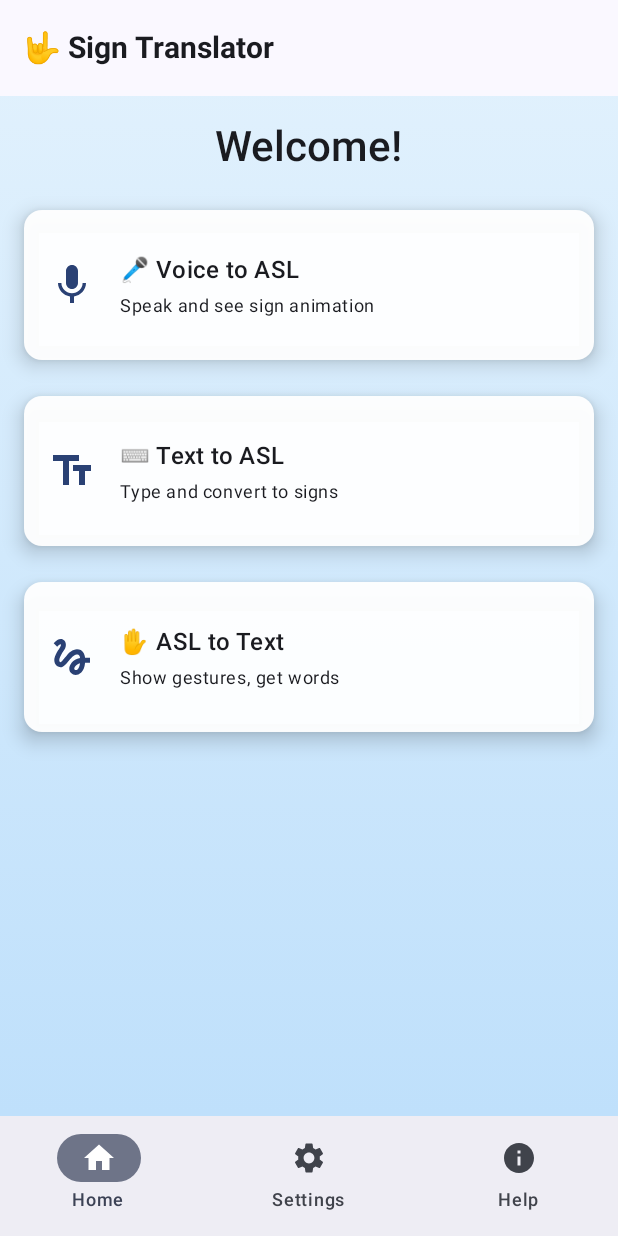
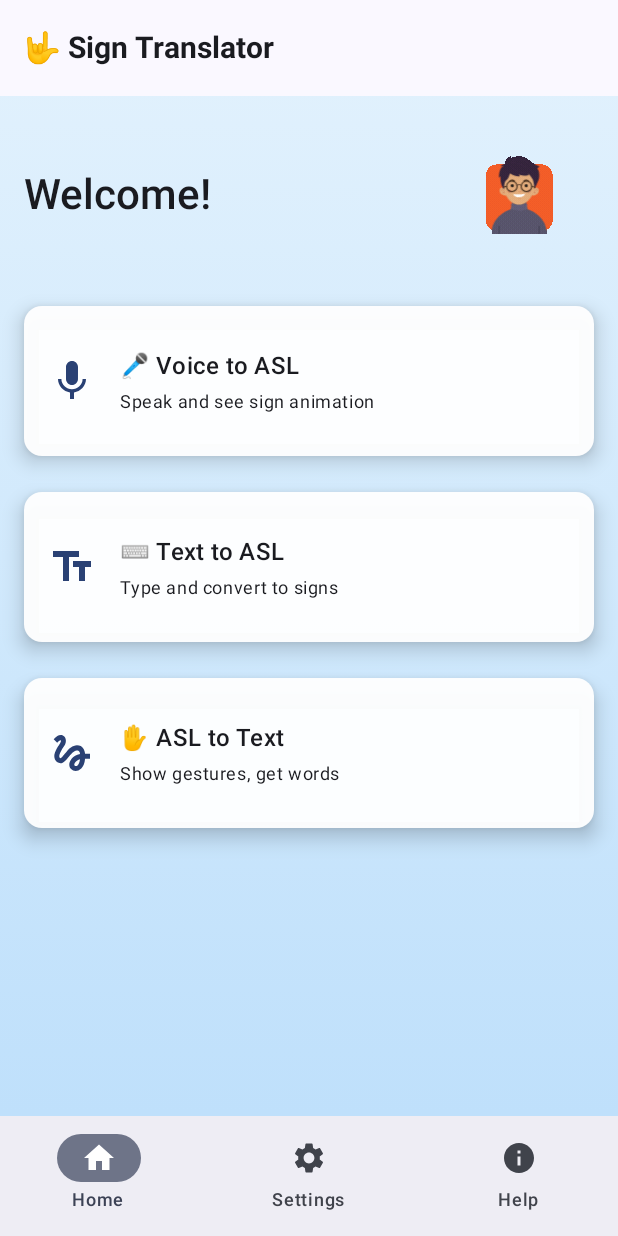
Before and after one commit to kartik417/RealtimeApps, an Android app built with Jetpack Compose: the ModernHomeScreen screen opened through its navigation route, on a phone screen of 412 x 824 dp. Run offline under Robolectric (Android 15) with nearby library versions, the phone set to English and light mode, and no system bars; libraries missing offline, so code that uses them is left out: coil.decode; pictures from the network do not load; 1 statement that could not run was skipped.

Commit message:
added sign up, login composable with backend integration also enhanced the home screen ui of app

```diff
--- a/app/build.gradle.kts
+++ b/app/build.gradle.kts
@@ -71,7 +71,9 @@ dependencies {
     implementation ("com.google.accompanist:accompanist-permissions:0.35.0-alpha")
     implementation("androidx.navigation:navigation-compose:2.7.7")
     implementation("androidx.compose.material:material-icons-extended:1.6.1")
-
+// Retrofit
+    implementation ("com.squareup.retrofit2:retrofit:2.9.0")
+    implementation ("com.squareup.retrofit2:converter-gson:2.9.0")
 
 
 
--- a/app/src/main/AndroidManifest.xml
+++ b/app/src/main/AndroidManifest.xml
@@ -16,6 +16,7 @@
         android:label="@string/app_name"
         android:roundIcon="@mipmap/ic_launcher_round"
         android:supportsRtl="true"
+        android:usesCleartextTraffic="true"
         android:theme="@style/Theme.SignLanguageTranslationActivity"
         tools:targetApi="31">
         <activity
--- a/app/src/main/java/com/example/signlanguagetranslationactivity/AppNavGraph.kt
+++ b/app/src/main/java/com/example/signlanguagetranslationactivity/AppNavGraph.kt
@@ -13,31 +13,39 @@ import androidx.navigation.compose.composable
 import androidx.navigation.compose.rememberNavController
 
 @Composable
-fun AppNavGraph(startDestination: String = "home") {
+fun AppNavGraph(startDestination: String = Screen.Login.route) {
     val navController = rememberNavController()
 
     NavHost(navController = navController, startDestination = startDestination) {
-        composable("home") {
+
+        composable(Screen.Login.route) {
+            LoginScreen(
+                onLoginSuccess = { navController.navigate(Screen.Home.route) },
+                onNavigateToSignup = { navController.navigate(Screen.Signup.route) }
+            )
+        }
+
+        composable(Screen.Signup.route) {
+            SignupScreen(
+                onSignupSuccess = { navController.navigate(Screen.Home.route) },
+                onNavigateToLogin = {
+                    navController.popBackStack(Screen.Login.route, inclusive = false)
+                }
+            )
+        }
+
+        composable(Screen.Home.route) {
             ModernHomeScreen(onNavigate = { route -> navController.navigate(route) })
         }
-        composable("voice_to_asl") {
-            VoiceToGifScreen()  // You already have this screen
-        }
-        composable("text_to_asl") {
-            TextToASLScreen()
-        }
-        composable("sign_to_text") {
-          CameraPermissionAndASLScreen()
-        }
 
-        composable("settings") {
-            PlaceholderScreen("Settings")
-        }
-        composable("help") {
-            PlaceholderScreen("Help")
-        }
+        composable(Screen.VoiceToASL.route) { VoiceToGifScreen() }
+        composable(Screen.TextToASL.route) { TextToASLScreen() }
+        composable(Screen.SignToText.route) { CameraPermissionAndASLScreen() }
+        composable(Screen.Settings.route) { PlaceholderScreen("Settings") }
+        composable(Screen.Help.route) { PlaceholderScreen("Help") }
     }
 }
+
 
 @Composable
 fun PlaceholderScreen(title: String) {
@@ -45,3 +53,14 @@ fun PlaceholderScreen(title: String) {
         Text("Coming Soon: $title", style = MaterialTheme.typography.headlineSmall)
     }
 }
+
+sealed class Screen(val route: String) {
+    object Login : Screen("login")
+    object Signup : Screen("signup")
+    object Home : Screen("home")
+    object VoiceToASL : Screen("voice_to_asl")
+    object TextToASL : Screen("text_to_asl")
+    object SignToText : Screen("sign_to_text")
+    object Settings : Screen("settings")
+    object Help : Screen("help")
+}
--- a/app/src/main/java/com/example/signlanguagetranslationactivity/HomeScreen.kt
+++ b/app/src/main/java/com/example/signlanguagetranslationactivity/HomeScreen.kt
@@ -29,6 +29,7 @@ fun ModernHomeScreen(onNavigate: (String) -> Unit = {}) {
                         fontWeight = FontWeight.Bold,
                         fontSize = 20.sp
                     )
+
                 }
             )
         },
@@ -75,16 +76,29 @@ fun ModernHomeScreen(onNavigate: (String) -> Unit = {}) {
                 .padding(padding)
                 .padding(16.dp)
         ) {
+
             Column(
                 modifier = Modifier.fillMaxSize(),
                 verticalArrangement = Arrangement.spacedBy(24.dp),
                 horizontalAlignment = Alignment.CenterHorizontally
             ) {
-                Text(
-                    text = "Welcome!",
-                    style = MaterialTheme.typography.headlineMedium,
-                    fontWeight = FontWeight.SemiBold
-                )
+                Row(
+                    verticalAlignment = Alignment.CenterVertically,
+                    horizontalArrangement = Arrangement.SpaceBetween,
+                    modifier = Modifier.fillMaxWidth()
+                ) {
+                    Text(
+                        text = "Welcome!",
+                        style = MaterialTheme.typography.headlineMedium,
+                        fontWeight = FontWeight.SemiBold
+                    )
+
+                    GifImage(
+                        rawResId = R.drawable.animation,
+                        modifier = Modifier.size(100.dp)
+                    )
+                }
+
 
                 FeatureCardModern("🎤 Voice to ASL", "Speak and see sign animation", Icons.Default.Mic) {
                     onNavigate("voice_to_asl")
@@ -129,11 +143,3 @@ fun FeatureCardModern(title: String, subtitle: String, icon: androidx.compose.ui
         }
     }
 }
-
-@Preview(showBackground = true)
-@Composable
-fun ModernHomeScreenPreview() {
-    MaterialTheme {
-        ModernHomeScreen()
-    }
-}
--- /dev/null
+++ b/app/src/main/java/com/example/signlanguagetranslationactivity/LoginScreen.kt
@@ -0,0 +1,51 @@
+package com.example.signlanguagetranslationactivity
+
+import androidx.compose.foundation.layout.*
+//noinspection UsingMaterialAndMaterial3Libraries
+import androidx.compose.material.*
+import androidx.compose.runtime.*
+import androidx.compose.ui.Modifier
+import androidx.compose.ui.text.input.PasswordVisualTransformation
+import androidx.compose.ui.unit.dp
+import retrofit2.Call
+import retrofit2.Callback
+import retrofit2.Response
+
+@Composable
+fun LoginScreen(onLoginSuccess: () -> Unit,   onNavigateToSignup: () -> Unit) {
+    var email by remember { mutableStateOf("") }
+    var password by remember { mutableStateOf("") }
+    var message by remember { mutableStateOf("") }
+
+    Column(modifier = Modifier.padding(16.dp)) {
+        TextField(value = email, onValueChange = { email = it }, label = { Text("Email") })
+        Spacer(modifier = Modifier.height(8.dp))
+        TextField(value = password, onValueChange = { password = it }, label = { Text("Password") }, visualTransformation = PasswordVisualTransformation())
+        Spacer(modifier = Modifier.height(16.dp))
+        Button(onClick = {
+            val request = UserRequest(email = email, password = password)
+            RetrofitClient.authService.login(request).enqueue(object : Callback<UserResponse> {
+                override fun onResponse(call: Call<UserResponse>, response: Response<UserResponse>) {
+                    if (response.isSuccessful && response.body()?.token != null) {
+                        message = "Login successful"
+                        onLoginSuccess()
+                    } else {
+                        message = response.body()?.error ?: "Login failed"
+                    }
+                }
+                override fun onFailure(call: Call<UserResponse>, t: Throwable) {
+                    message = "Error: ${t.message}"
+                }
+            })
+        }) {
+            Text("Login")
+        }
+        Spacer(modifier = Modifier.height(8.dp))
+
+        TextButton(onClick = { onNavigateToSignup() }) {
+            Text("Don't have an account? Sign up")
+        }
+
+        Text(message)
+    }
+}
--- a/app/src/main/java/com/example/signlanguagetranslationactivity/MainActivity.kt
+++ b/app/src/main/java/com/example/signlanguagetranslationactivity/MainActivity.kt
@@ -19,7 +19,8 @@ class MainActivity : ComponentActivity() {
         enableEdgeToEdge()
         setContent {
             SignLanguageTranslationActivityTheme {
-                AppNavGraph()
+                AppNavGraph(startDestination = Screen.Login.route)
+
             }
         }
     }
```
Also changed, not shown: app/src/main/java/com/example/signlanguagetranslationactivity/AuthService.kt (added, +13 -0 lines), app/src/main/java/com/example/signlanguagetranslationactivity/RetrofitClient.kt (added, +14 -0 lines), app/src/main/java/com/example/signlanguagetranslationactivity/SignUpScreen.kt (added, +73 -0 lines), app/src/main/java/com/example/signlanguagetranslationactivity/UserRequest.kt (added, +7 -0 lines), app/src/main/java/com/example/signlanguagetranslationactivity/UserResponse.kt (added, +13 -0 lines), app/src/main/res/drawable/animation.gif (added), 2 other files.
